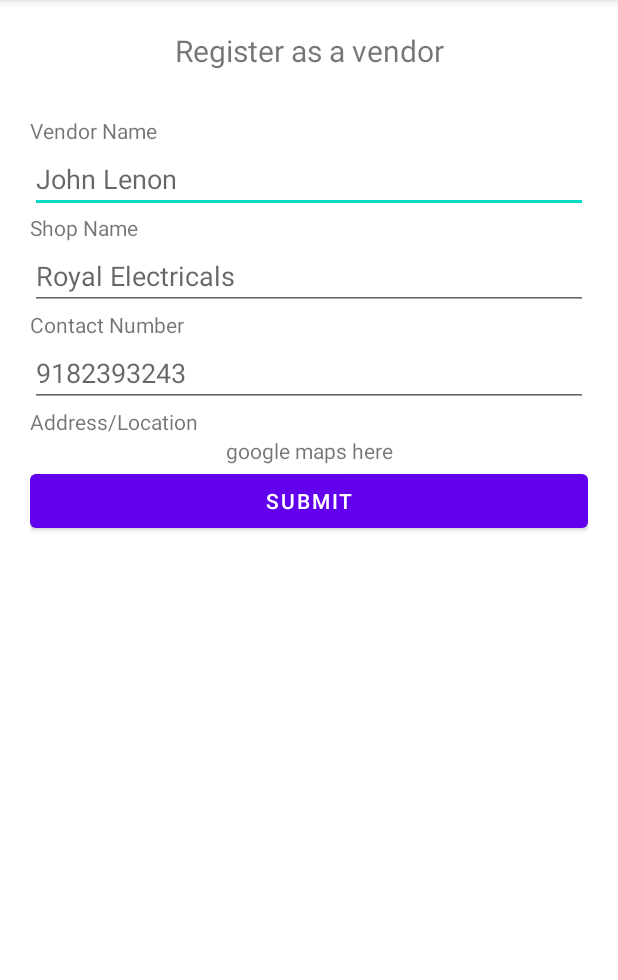
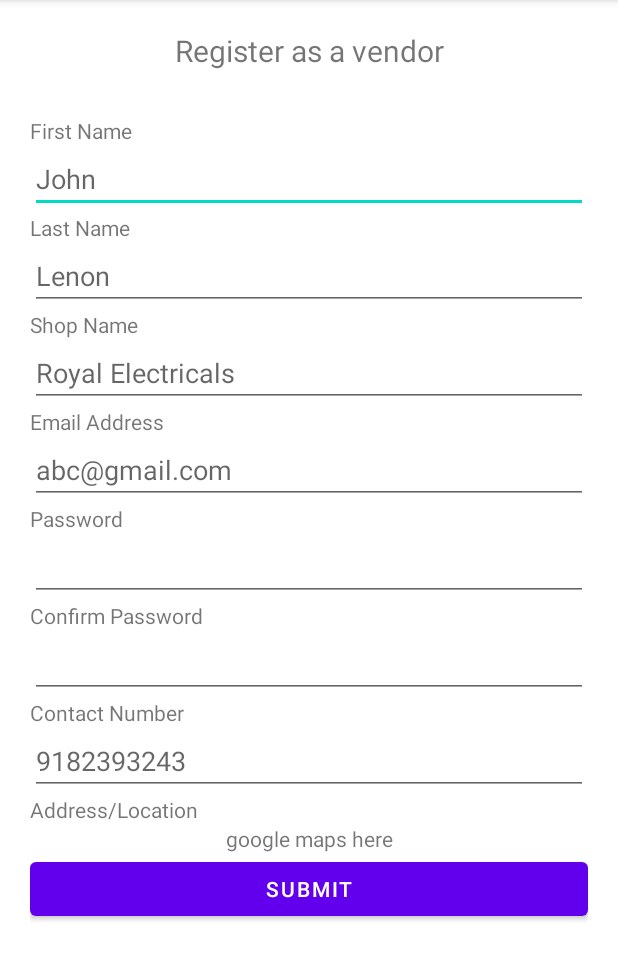
Before and after one commit to Tech-Elites/LocalVendor, an Android app: the RegistrationAsVendor screen opened directly, with no data from a screen before it, on a phone screen of 412 x 824 dp, the part 84-1064 px from its top. Run offline under Robolectric (Android 15) with nearby library versions, the phone set to English and light mode, and no system bars.

Commit message:
small updates classes made

```diff
--- a/app/src/main/res/layout/activity_registration_as_user.xml
+++ b/app/src/main/res/layout/activity_registration_as_user.xml
@@ -62,8 +62,7 @@
             android:layout_height="wrap_content"
             android:ems="10"
             android:hint="abc@gmail.com"
-            android:inputType="textPersonName"
-            android:text="" />
+            android:inputType="textEmailAddress" />
 
         <TextView
             android:id="@+id/textView13"
--- a/app/src/main/res/layout/activity_registration_as_vendor.xml
+++ b/app/src/main/res/layout/activity_registration_as_vendor.xml
@@ -26,15 +26,30 @@
             android:id="@+id/textView18"
             android:layout_width="match_parent"
             android:layout_height="wrap_content"
-            android:text="Vendor Name" />
+            android:text="First Name" />
 
         <EditText
-            android:id="@+id/editTextTextPersonName"
+            android:id="@+id/VendorFirstName"
             android:layout_width="match_parent"
             android:layout_height="wrap_content"
             android:ems="10"
             android:inputType="textPersonName"
-            android:hint="John Lenon"
+            android:hint="John"
+            android:text="" />
+
+        <TextView
+            android:id="@+id/textView26"
+            android:layout_width="match_parent"
+            android:layout_height="wrap_content"
+            android:text="Last Name" />
+
+        <EditText
+            android:id="@+id/VendorLastName"
+            android:layout_width="match_parent"
+            android:layout_height="wrap_content"
+            android:ems="10"
+            android:hint="Lenon"
+            android:inputType="textPersonName"
             android:text="" />
 
         <TextView
@@ -44,7 +59,7 @@
             android:text="Shop Name" />
 
         <EditText
-            android:id="@+id/editTextTextPersonName2"
+            android:id="@+id/VendorShopName"
             android:layout_width="match_parent"
             android:layout_height="wrap_content"
             android:ems="10"
@@ -54,13 +69,53 @@
 
 
         <TextView
+            android:id="@+id/textView20"
+            android:layout_width="match_parent"
+            android:layout_height="wrap_content"
+            android:text="Email Address" />
+
+        <EditText
+            android:id="@+id/VendorEmail"
+            android:layout_width="match_parent"
+            android:layout_height="wrap_content"
+            android:ems="10"
+            android:hint="abc@gmail.com"
+            android:inputType="textEmailAddress" />
+
+        <TextView
+            android:id="@+id/textView24"
+            android:layout_width="match_parent"
+            android:layout_height="wrap_content"
+            android:text="Password" />
+
+        <EditText
+            android:id="@+id/VendorPassword"
+            android:layout_width="match_parent"
+            android:layout_height="wrap_content"
+            android:ems="10"
+            android:inputType="textPassword" />
+
+        <TextView
+            android:id="@+id/textView25"
+            android:layout_width="match_parent"
+            android:layout_height="wrap_content"
+            android:text="Confirm Password" />
+
+        <EditText
+            android:id="@+id/VendorConfirmPassword"
+            android:layout_width="match_parent"
+            android:layout_height="wrap_content"
+            android:ems="10"
+            android:inputType="textPassword" />
+
+        <TextView
             android:id="@+id/textView21"
             android:layout_width="match_parent"
             android:layout_height="wrap_content"
             android:text="Contact Number" />
 
         <EditText
-            android:id="@+id/editTextPhone"
+            android:id="@+id/VendorMobile"
             android:layout_width="match_parent"
             android:layout_height="wrap_content"
             android:ems="10"
```
Also changed, not shown: app/src/main/java/com/example/localvendorsupplychain/LoginPage.java (+44 -0 lines), app/src/main/java/com/example/localvendorsupplychain/RegistrationAsUser.java (+116 -0 lines), app/src/main/java/com/example/localvendorsupplychain/User.java (added, +31 -0 lines), app/src/main/java/com/example/localvendorsupplychain/Vendor.java (added, +31 -0 lines), app/src/main/res/layout/activity_login_page.xml (+4 -4 lines).
